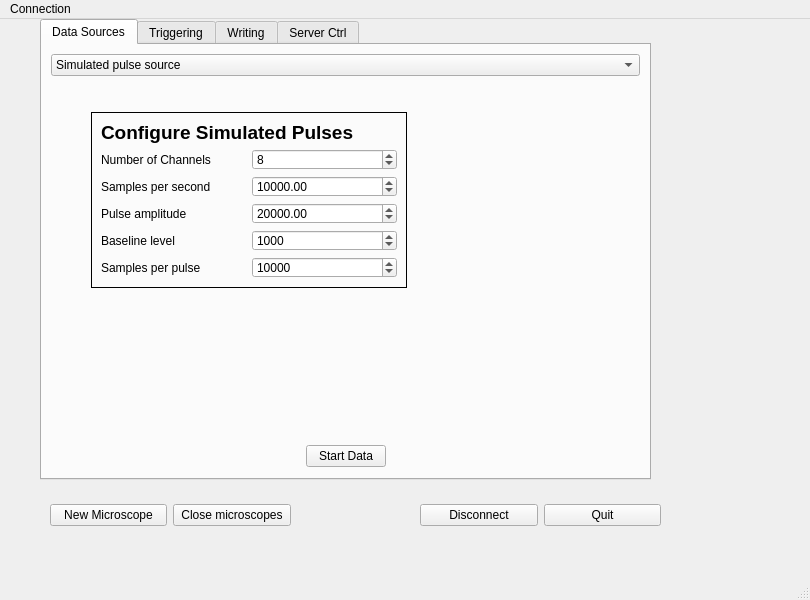
Qt form dc.ui (usnistgov/dastardcommander) before a commit.
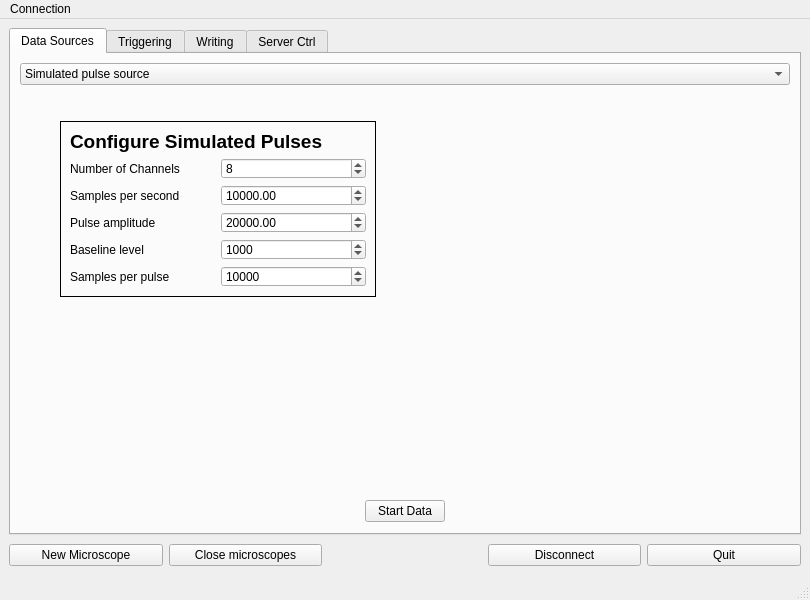
The same form after that commit. Icons and pictures are not drawn.

Commit message: Lay out main window

```diff
--- a/dc.ui
+++ b/dc.ui
@@ -17,15 +17,9 @@
    <enum>QTabWidget::Rounded</enum>
   </property>
   <widget class="QWidget" name="centralwidget">
+   <layout class="QGridLayout" name="gridLayout_2">
+    <item row="0" column="0">
    <widget class="QTabWidget" name="tabWidget">
-    <property name="geometry">
-     <rect>
-      <x>40</x>
-      <y>0</y>
-      <width>611</width>
-      <height>461</height>
-     </rect>
-    </property>
     <property name="tabPosition">
      <enum>QTabWidget::North</enum>
     </property>
@@ -547,15 +541,8 @@
      </attribute>
     </widget>
    </widget>
-   <widget class="QWidget" name="layoutWidget">
-    <property name="geometry">
-     <rect>
-      <x>50</x>
-      <y>480</y>
-      <width>611</width>
-      <height>32</height>
-     </rect>
-    </property>
+    </item>
+    <item row="1" column="0">
     <layout class="QHBoxLayout" name="horizontalLayout_2">
      <item>
       <widget class="QPushButton" name="launchMicroscopeButton">
@@ -604,7 +591,8 @@
       </widget>
      </item>
     </layout>
-   </widget>
+    </item>
+   </layout>
   </widget>
   <widget class="QMenuBar" name="menubar">
    <property name="geometry">
```
Lines whose indentation alone changed are shown as unchanged.
